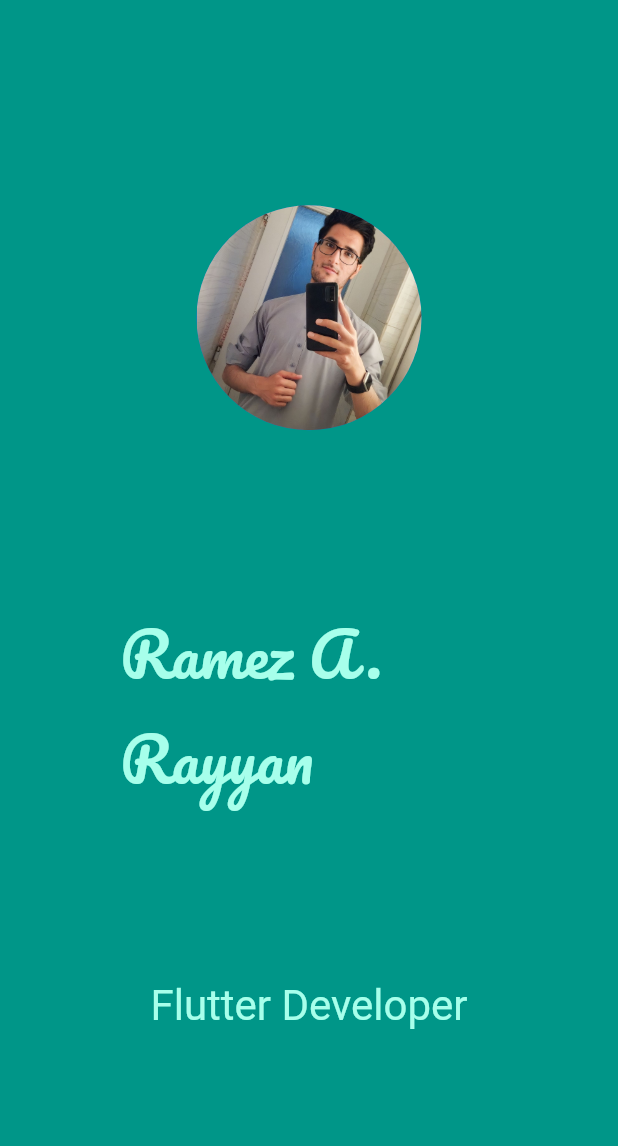
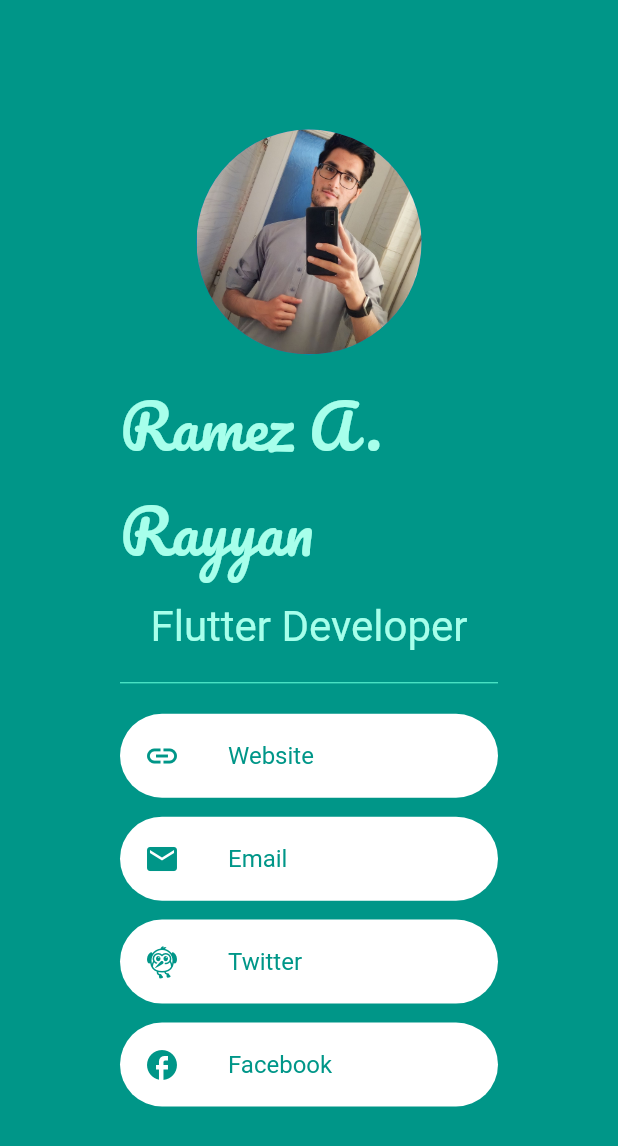
Before and after one commit to HeratUni-CS/my-portfolio-RamezRayyan64, a Flutter app: the screen it shows after launch, on a phone screen of 412 x 824 dp. Shown: the top 1146 px of the screen. Run offline on Flutter 3.47's test engine with Material 2 defaults, Android fonts, the phone set to English and light mode, and no system bars; our stand-ins replace google_fonts; Roboto replaces fonts that are missing (Tienne, Ubuntu).

Commit message:
my list tile created

```diff
--- a/lib/main.dart
+++ b/lib/main.dart
@@ -1,5 +1,5 @@
 import 'package:flutter/material.dart';
-import 'package:my_portfolio/widgets/my_portfolio.dart';
+import 'package:my_portfolio/my_portfolio.dart';
 
 void main() {
   runApp(const MyApp());
--- a/lib/widgets/my_portfolio.dart
+++ b/lib/my_portfolio.dart
@@ -1,5 +1,6 @@
 import 'package:flutter/material.dart';
 import 'package:google_fonts/google_fonts.dart';
+import 'package:my_portfolio/widgets/my_list_tile.dart';
 
 class MyPortfolio extends StatefulWidget {
   const MyPortfolio({super.key});
@@ -43,6 +44,25 @@ class _MyPortfolioState extends State<MyPortfolio> {
                     fontSize: 28,
                   ),
                 ),
+                const Divider(
+                  color: Colors.tealAccent,
+                ),
+                const MyListTile(
+                  icon: Icons.link,
+                  title: "Website",
+                ),
+                const MyListTile(
+                  icon: Icons.email,
+                  title: "Email",
+                ),
+                const MyListTile(
+                  icon: Icons.flutter_dash,
+                  title: "Twitter",
+                ),
+                const MyListTile(
+                  icon: Icons.facebook,
+                  title: "Facebook",
+                ),
               ],
             ),
           ),
--- /dev/null
+++ b/lib/widgets/my_list_tile.dart
@@ -0,0 +1,34 @@
+import 'package:flutter/material.dart';
+import 'package:google_fonts/google_fonts.dart';
+
+class MyListTile extends StatelessWidget {
+  const MyListTile({
+    Key? key,
+    required this.icon,
+    required this.title,
+  }) : super(key: key);
+
+  final IconData icon;
+  final String title;
+
+  @override
+  Widget build(BuildContext context) {
+    return Container(
+      decoration: BoxDecoration(
+          borderRadius: BorderRadius.circular(80), color: Colors.white),
+      child: ListTile(
+        leading: Icon(
+          icon,
+          color: Colors.teal,
+        ),
+        title: Text(
+          title,
+          style: GoogleFonts.tienne(
+            color: Colors.teal,
+            fontSize: 16,
+          ),
+        ),
+      ),
+    );
+  }
+}
```
